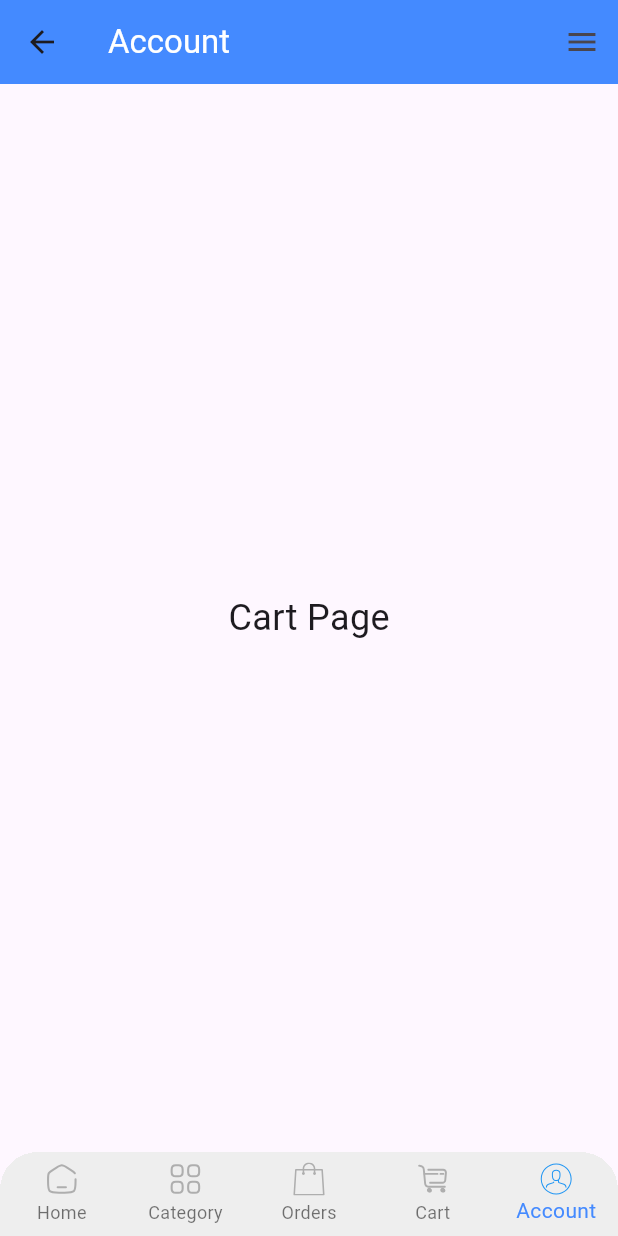
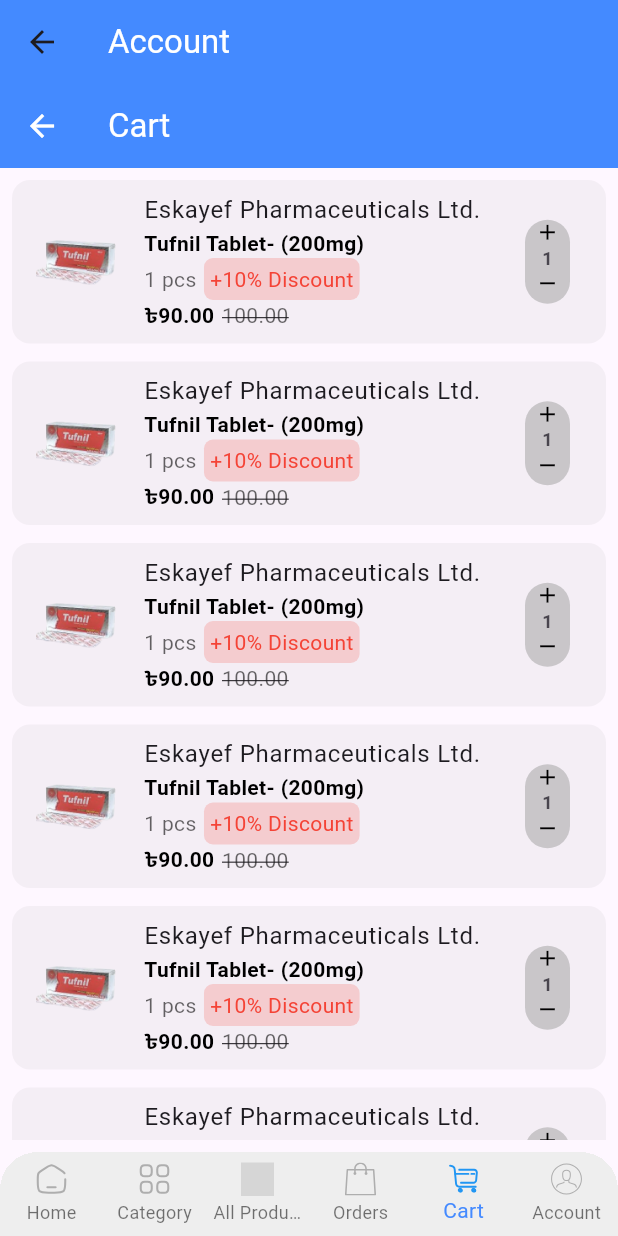
Before and after one commit to tech-aziz/medicare_ecommerce_app, a Flutter app: the HomeView screen opened directly, item 5 of the bottom bar chosen, on a phone screen of 412 x 824 dp. Run offline on Flutter 3.47's test engine with Material 3 defaults, Android fonts, the phone set to English and light mode, and no system bars; our stand-ins replace auto_size_text, carousel_slider, flutter_svg, get; network calls fail; Roboto replaces fonts that are missing (TiroBangla-Italic); grey boxes are pictures that could not be loaded.

Commit message:
cart, notification and filter page ui done

```diff
--- /dev/null
+++ b/lib/app/cart/cart_view.dart
@@ -0,0 +1,128 @@
+import 'package:flutter/material.dart';
+import 'package:get/get.dart';
+import '../res/color.dart';
+
+class CartView extends StatefulWidget {
+  const CartView({super.key});
+
+  @override
+  State<CartView> createState() => _CartViewState();
+}
+
+class _CartViewState extends State<CartView> {
+  @override
+  Widget build(BuildContext context) {
+    return Scaffold(
+      appBar: AppBar(
+        backgroundColor: Colors.blueAccent,
+        leading: InkWell(
+          onTap: () {
+            Get.back();
+          },
+          child: const Icon(
+            Icons.arrow_back,
+            color: Colors.white,
+          ),
+        ),
+        title: const Text(
+          'Cart',
+          style: TextStyle(color: Colors.white, fontWeight: FontWeight.normal),
+        ),
+      ),
+      body: Padding(
+        padding: const EdgeInsets.all(8),
+        child: ListView.builder(
+          itemCount: 10,
+          shrinkWrap: true,
+          primary: false,
+          scrollDirection: Axis.vertical,
+          itemBuilder: (context, index) {
+            return Padding(
+              padding: const EdgeInsets.only(bottom: 12),
+              child: Container(
+                decoration: BoxDecoration(
+                    borderRadius: BorderRadius.circular(12),
+                    color: Colors.grey.withOpacity(0.1)),
+                child: ListTile(
+                  leading: Image.asset('assets/images/tafnil.png',
+                      fit: BoxFit.contain),
+                  title: const Text('Eskayef Pharmaceuticals Ltd.'),
+                  subtitle: Column(
+                    mainAxisAlignment: MainAxisAlignment.start,
+                    crossAxisAlignment: CrossAxisAlignment.start,
+                    children: [
+                      const Text(
+                        'Tufnil Tablet- (200mg)',
+                        style: TextStyle(
+                            color: Colors.black, fontWeight: FontWeight.bold),
+                      ),
+                      Row(
+                        children: [
+                          Text(
+                            '1 pcs',
+                            style: TextStyle(
+                                color: Colors.black.withOpacity(0.6),
+                                fontWeight: FontWeight.normal),
+                          ),
+                          const SizedBox(
+                            width: 5,
+                          ),
+                          Container(
+                            padding: const EdgeInsets.all(4),
+                            decoration: BoxDecoration(
+                              borderRadius: BorderRadius.circular(6),
+                              color: Colors.red.withOpacity(0.2),
+                            ),
+                            child: const Text(
+                              '+10% Discount',
+                              style: TextStyle(color: Colors.red),
+                            ),
+                          )
+                        ],
+                      ),
+                      Row(
+                        mainAxisAlignment: MainAxisAlignment.start,
+                        children: [
+                          const Text(
+                            '৳90.00',
+                            style: TextStyle(
+                                color: Colors.black,
+                                fontWeight: FontWeight.bold),
+                          ),
+                          const SizedBox(
+                            width: 5,
+                          ),
+                          Text(
+                            '100.00',
+                            style: TextStyle(
+                              color: Colors.black.withOpacity(0.6),
+                              decoration: TextDecoration.lineThrough,
+                            ),
+                          ),
+                        ],
+                      )
+                    ],
+                  ),
+                  trailing: Container(
+                    height: 100,
+                    width: 30,
+                    decoration: BoxDecoration(
+                        borderRadius: BorderRadius.circular(25),
+                        color: Colors.grey.withOpacity(0.5)),
+                    child: Column(
+                      children: [
+                        Icon(Icons.add, color: Colors.black,size: 17),
+                        Text('1',style: TextStyle(fontSize: 12, fontWeight: FontWeight.bold),),
+                        Icon(Icons.remove, color: Colors.black,size: 17,)
+                      ],
+                    ),
+                  ),
+                ),
+              ),
+            );
+          },
+        ),
+      ),
+    );
+  }
+}
--- a/lib/app/home/view/home_view.dart
+++ b/lib/app/home/view/home_view.dart
@@ -4,9 +4,12 @@
 import 'package:get/get.dart';
 import '../../bottom_pages/category_body/category_body.dart';
 import '../../bottom_pages/home_body/home_body_view.dart';
+import '../../cart/cart_view.dart';
 import '../../helpers/launch_dialer_helper.dart';
+import '../../notification/notification_view.dart';
 import '../../res/color.dart';
 import '../../res/component/custom_text_widget.dart';
+import '../../search_page/search_view.dart';
 
 class HomeView extends StatefulWidget {
   const HomeView({super.key});
@@ -22,18 +25,21 @@
   bool isCheckedBeacon = false;
   bool isCheckedSKF = false;
   var scaffoldKey = GlobalKey<ScaffoldState>();
+
+
   final List<Widget> pages = [
     const HomeBodyView(),
     const CategoryBody(),
-    const Center(child: Text("Category Page", style: TextStyle(fontSize: 24))),
-    const Center(child: Text("Offers Page", style: TextStyle(fontSize: 24))),
-    const Center(child: Text("Cart Page", style: TextStyle(fontSize: 24))),
-    const Center(child: Text("Account Page", style: TextStyle(fontSize: 24))),
+    const Center(child: Text("Products", style: TextStyle(fontSize: 24))),
+    const Center(child: Text("Orders", style: TextStyle(fontSize: 24))),
+    const CartView(),
+    const Center(child: Text("Account", style: TextStyle(fontSize: 24))),
   ];
 
   final List<String> _titles = [
     'Store Name',
     'Company',
+    'Products'
     'Orders',
     'Cart',
     'Account',
@@ -226,7 +232,7 @@
               ),
             )
           : null,
-      endDrawer: Drawer(
+      endDrawer: _currentIndex == 0 ? Drawer(
         child: ListView(
           children: [
             const Padding(
@@ -410,35 +416,34 @@
             ),
           ],
         ),
-      ),
+      ) : null,
       appBar: AppBar(
         title: _currentIndex == 0
-            ? Container(
+            ? InkWell(
+          onTap: () {
+            Navigator.push(
+              context,
+              MaterialPageRoute(builder: (context) => const SearchView()),
+            );
+          },
+              child: Container(
                   height: 40,
                   width: double.infinity,
+                  padding: const EdgeInsets.all(8),
                   decoration: BoxDecoration(
                       color: Colors.white,
                       border: Border.all(color: Colors.grey, width: 1),
                       borderRadius: BorderRadius.circular(8)),
                   child: const Row(
                     children: [
-                    Padding(
-                      padding: EdgeInsets.symmetric(
-                        horizontal: 8.0,
+                      Icon(Icons.search, color: Colors.grey),
+                      SizedBox(width: 10),
+                      Text(
+                        'Search Product',
+                        style: TextStyle(color: Colors.grey,fontSize: 13),
                       ),
-                      child: Icon(
-                        Icons.search,
-                        color: Colors.grey,
+                    ],
                   ),
-                    ),
-                    Expanded(
-                      child: TextField(
-                        decoration: InputDecoration(
-                            hintText: 'Search Product ',
-                            border: InputBorder.none),
-                      ),
-                    )
-                  ],
                 ),
             )
             : Text(
@@ -479,7 +484,9 @@
                           color: Colors.white,
                         )),
                     IconButton(
-                        onPressed: () {},
+                        onPressed: () {
+                          Get.to(()=> const NotificationView());
+                        },
                         icon: Image.asset(
                           'assets/icons/notification.png',
                           height: 26,
@@ -499,7 +506,9 @@
               ]
             : null,
       ),
-      body: pages[_currentIndex],
+      body: (_currentIndex >= 0 && _currentIndex < pages.length)
+          ? pages[_currentIndex]
+          : Center(child: Text("Invalid page index: $_currentIndex")),
       bottomNavigationBar: Container(
         clipBehavior: Clip.hardEdge,
         decoration: const BoxDecoration(
@@ -513,9 +522,11 @@
           backgroundColor: Colors.grey.shade200,
           currentIndex: _currentIndex,
           onTap: (index) {
+            if (index >= 0 && index < pages.length) {
               setState(() {
                 _currentIndex = index;
               });
+            }
           },
           // To show all items with text
           selectedItemColor: Colors.blueAccent,
@@ -550,10 +561,21 @@
             ),
             BottomNavigationBarItem(
               icon: SvgPicture.asset(
+                'assets/images/products.svg',
+                height: 22,
+                width: 22,
+                color: _currentIndex == 2
+                    ? Colors.blue
+                    : Colors.grey.withOpacity(0.8),
+              ),
+              label: 'All Products',
+            ),
+            BottomNavigationBarItem(
+              icon: SvgPicture.asset(
                 'assets/icons/order.svg',
                 height: 22,
                 width: 22,
-                color: _currentIndex == 2
+                color: _currentIndex == 3
                     ? Colors.blue
                     : Colors.grey.withOpacity(0.8),
               ),
@@ -564,7 +586,7 @@
                 'assets/icons/shopping-cart.svg',
                 height: 22,
                 width: 22,
-                color: _currentIndex == 3
+                color: _currentIndex == 4
                     ? Colors.blue
                     : Colors.grey.withOpacity(0.8),
               ),
@@ -575,7 +597,7 @@
                 'assets/icons/account.svg',
                 height: 22,
                 width: 22,
-                color: _currentIndex == 4
+                color: _currentIndex == 5
                     ? Colors.blue
                     : Colors.grey.withOpacity(0.8),
               ),
```
Also changed, not shown: lib/app/notification/notification_view.dart (added, +115 -0 lines), lib/app/search_page/search_view.dart (added, +237 -0 lines). Lines whose indentation alone changed are shown as unchanged.
